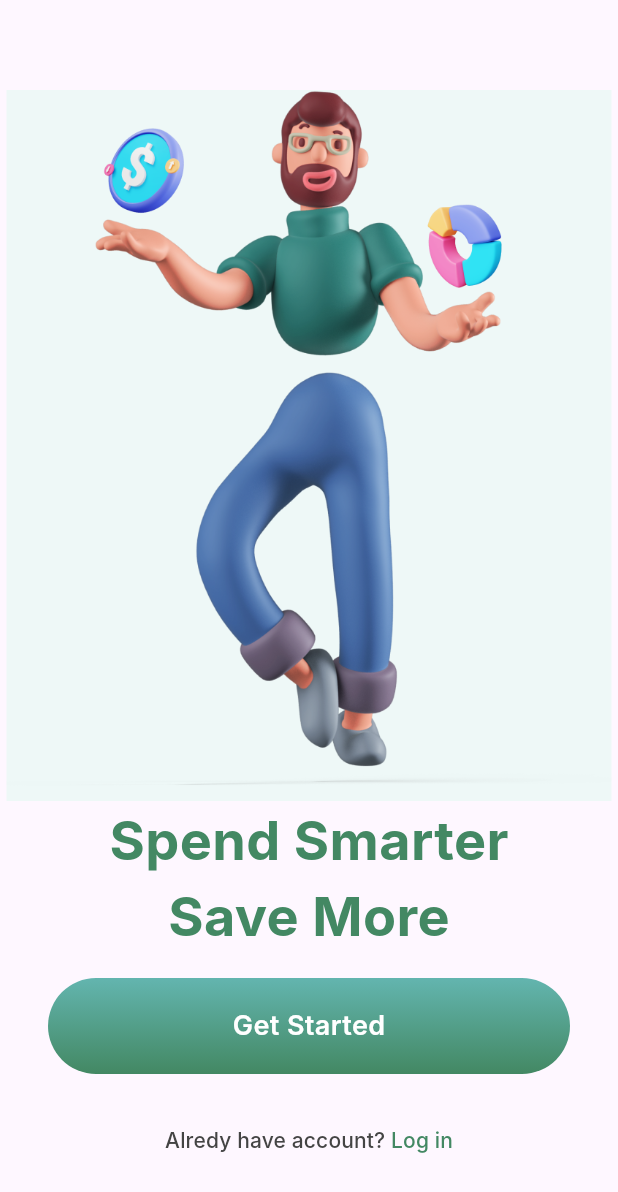
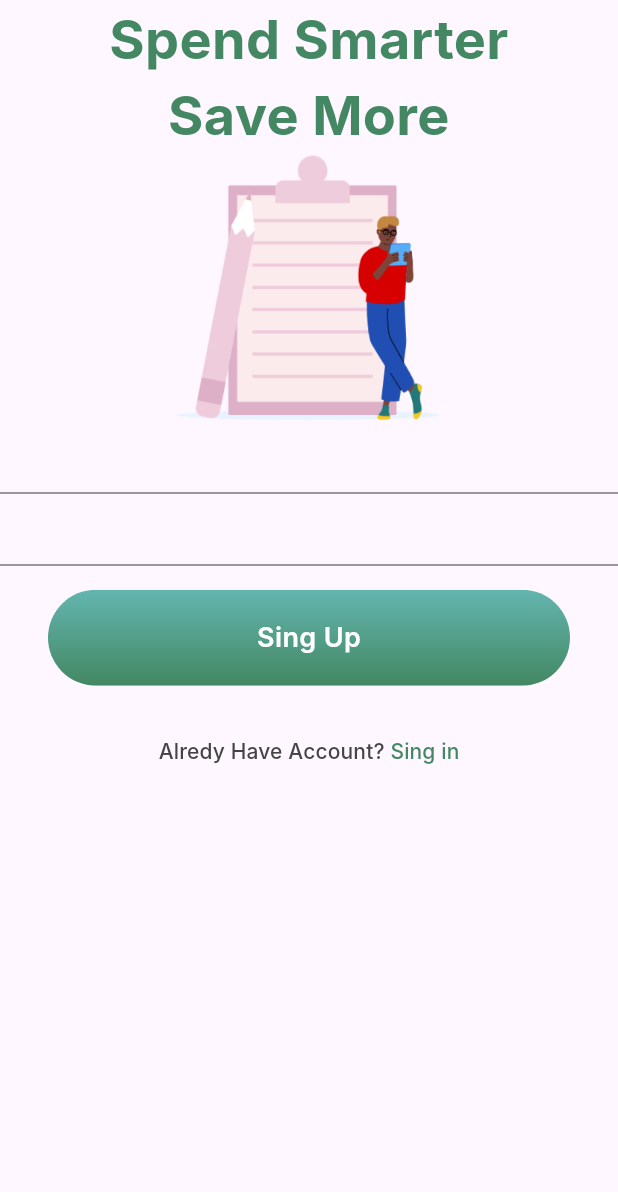
Before and after one commit to RicardoVolk/investapp, a Flutter app: the screen it shows after launch, on a phone screen of 412 x 824 dp. Shown: the top 1192 px of the screen. Run offline on Flutter 3.47's test engine with Material 3 defaults, Android fonts, the phone set to English and light mode, and no system bars; Roboto replaces fonts that are missing (Inter).

```diff
--- a/financy_app/lib/app.dart
+++ b/financy_app/lib/app.dart
@@ -1,4 +1,4 @@
-import 'package:financy_app/features/onboarding/onboarding_page.dart';
+import 'package:financy_app/features/sing_up/sing_up_page.dart';
 // import 'package:financy_app/features/splash/splash_page.dart';
 import 'package:flutter/material.dart';
 
@@ -8,7 +8,7 @@ class App extends StatelessWidget {
   @override
   Widget build(BuildContext context) {
     return const MaterialApp(
-      home: OnboardingPage(),
-      );
+      home: SingUpPage(),
+    );
   }
 }
--- a/financy_app/lib/common/widgets/primary_button.dart
+++ b/financy_app/lib/common/widgets/primary_button.dart
@@ -1,6 +1,8 @@
 import 'package:flutter/material.dart';
+
 import '../constats/app_colors.dart';
 import '../constats/app_text_styles.dart';
+
 class PrimaryButton extends StatelessWidget {
   final VoidCallback? onPressed;
   final String text;
@@ -13,7 +15,8 @@ class PrimaryButton extends StatelessWidget {
 
   @override
   Widget build(BuildContext context) {
-    return Ink(
+    return Material(
+      child: Ink(
         decoration: BoxDecoration(
           borderRadius: const BorderRadius.all(Radius.circular(38.0)),
           gradient: LinearGradient(
@@ -41,6 +44,7 @@ class PrimaryButton extends StatelessWidget {
             ),
           ),
         ),
+      ),
     );
   }
 }
--- a/financy_app/lib/features/onboarding/onboarding_page.dart
+++ b/financy_app/lib/features/onboarding/onboarding_page.dart
@@ -3,6 +3,7 @@ import 'dart:developer';
 import 'package:financy_app/common/constats/app_colors.dart';
 import 'package:financy_app/common/constats/app_text_styles.dart';
 import 'package:flutter/material.dart';
+
 import '../../common/widgets/multi_text_button_widget.dart';
 import '../../common/widgets/primary_button.dart';
 
@@ -17,10 +18,9 @@ class OnboardingPage extends StatelessWidget {
           children: [
             const SizedBox(height: 60.0),
             Expanded(
-              flex: 2,
               child: Container(
                 color: AppColors.iceWhite,
-                child: Image.asset('assets/images/man.png'),
+                child: Image.asset('assets/images/onboarding_image.png'),
               ),
             ),
             Text(
--- /dev/null
+++ b/financy_app/lib/features/sing_up/sing_up_page.dart
@@ -0,0 +1,65 @@
+import 'dart:developer';
+
+import 'package:financy_app/common/constats/app_colors.dart';
+import 'package:financy_app/common/constats/app_text_styles.dart';
+import 'package:financy_app/common/widgets/multi_text_button_widget.dart';
+import 'package:financy_app/common/widgets/primary_button.dart';
+import 'package:flutter/material.dart';
+
+class SingUpPage extends StatelessWidget {
+  const SingUpPage({super.key});
+
+  @override
+  Widget build(BuildContext context) {
+    return Scaffold(
+      body: ListView(
+        children: [
+          Text(
+            'Spend Smarter',
+            textAlign: TextAlign.center,
+            style: AppTextStyles.mediumText
+                .copyWith(color: AppColors.greelightTwo),
+          ),
+          Text(
+            'Save More',
+            textAlign: TextAlign.center,
+            style: AppTextStyles.mediumText
+                .copyWith(color: AppColors.greelightTwo),
+          ),
+          Expanded(
+            child: Image.asset('assets/images/sign_up_image.png'),
+          ),
+          TextFormField(),
+          const TextField(),
+          Padding(
+            padding: const EdgeInsets.only(
+              left: 32.0,
+              right: 32.0,
+              top: 16.0,
+              bottom: 4.0,
+            ),
+            child: PrimaryButton(
+              onPressed: () => log('teste'),
+              text: 'Sing Up',
+            ),
+          ),
+          const SizedBox(height: 16.0),
+          MultiTextButton(
+            onPressed: () => log('tap'),
+            children: [
+              Text(
+                'Alredy Have Account? ',
+                style: AppTextStyles.smallText.copyWith(color: AppColors.gray),
+              ),
+              Text(
+                'Sing in',
+                style: AppTextStyles.smallText
+                    .copyWith(color: AppColors.greelightTwo),
+              ),
+            ],
+          ),
+        ],
+      ),
+    );
+  }
+}
```
Lines whose indentation alone changed are shown as unchanged.
